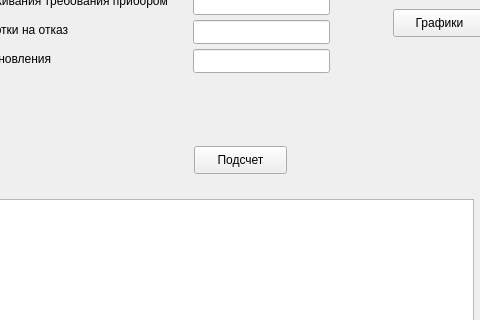
Before: the Qt Designer form mainUI.ui in hokage-mlg/diplomaProgram, drawn with Qt 5; both pictures show x 187 to 667 and y 111 to 431 of the 804 by 714 pixel window.
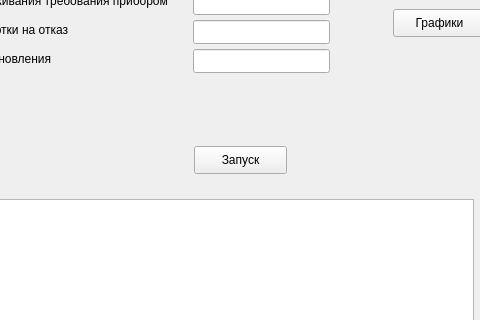
After: the same form once the commit is applied.

Patch:
```diff
--- a/mainUI.ui
+++ b/mainUI.ui
@@ -30,7 +30,7 @@
      <enum>Qt::LeftToRight</enum>
     </property>
     <property name="text">
-     <string>Подсчет</string>
+     <string>Запуск</string>
     </property>
    </widget>
    <widget class="QPushButton" name="pushButton_graphs">
```
Left out of the diff: 2 changed lines with no effect on the pictures.
